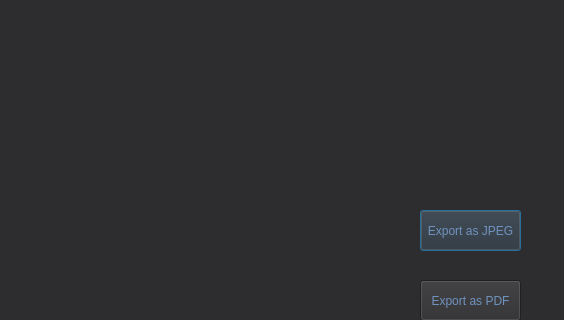
Above: CacheSimulator/graphing.ui from RoboticHuman/TheBigCacheOfByteWonderLand before the change; both pictures show x 170 to 734 and y 0 to 320 of the 734 by 488 pixel window. Below: the same form after it.
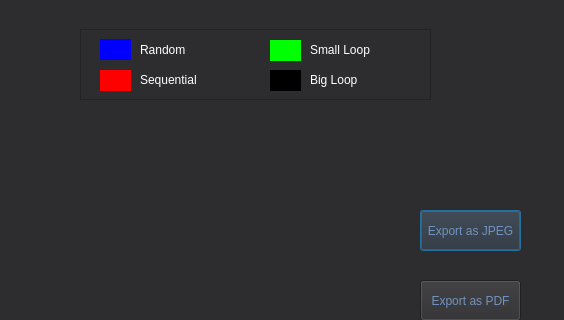
That is the form after the change. Custom widgets are drawn as their Qt base class.

What changed in the file:
```diff
--- a/CacheSimulator/graphing.ui
+++ b/CacheSimulator/graphing.ui
@@ -75,6 +75,162 @@
     <string>Export as PDF</string>
    </property>
   </widget>
+  <widget class="QLabel" name="label_3">
+   <property name="geometry">
+    <rect>
+     <x>270</x>
+     <y>70</y>
+     <width>31</width>
+     <height>21</height>
+    </rect>
+   </property>
+   <property name="styleSheet">
+    <string notr="true">background-color: rgb(255,0,0);</string>
+   </property>
+   <property name="text">
+    <string/>
+   </property>
+  </widget>
+  <widget class="QLabel" name="label_4">
+   <property name="geometry">
+    <rect>
+     <x>440</x>
+     <y>40</y>
+     <width>31</width>
+     <height>21</height>
+    </rect>
+   </property>
+   <property name="styleSheet">
+    <string notr="true">background-color: rgb(0,255, 0);</string>
+   </property>
+   <property name="text">
+    <string/>
+   </property>
+  </widget>
+  <widget class="QLabel" name="label_5">
+   <property name="geometry">
+    <rect>
+     <x>440</x>
+     <y>70</y>
+     <width>31</width>
+     <height>21</height>
+    </rect>
+   </property>
+   <property name="styleSheet">
+    <string notr="true">background-color: rgb(0, 0, 0);</string>
+   </property>
+   <property name="text">
+    <string/>
+   </property>
+  </widget>
+  <widget class="QFrame" name="frame">
+   <property name="geometry">
+    <rect>
+     <x>250</x>
+     <y>29</y>
+     <width>351</width>
+     <height>71</height>
+    </rect>
+   </property>
+   <property name="frameShape">
+    <enum>QFrame::StyledPanel</enum>
+   </property>
+   <property name="frameShadow">
+    <enum>QFrame::Raised</enum>
+   </property>
+   <widget class="QLabel" name="label_2">
+    <property name="geometry">
+     <rect>
+      <x>20</x>
+      <y>10</y>
+      <width>31</width>
+      <height>21</height>
+     </rect>
+    </property>
+    <property name="styleSheet">
+     <string notr="true">background-color: rgb(0, 0, 255);</string>
+    </property>
+    <property name="text">
+     <string/>
+    </property>
+   </widget>
+   <widget class="QLabel" name="label_6">
+    <property name="geometry">
+     <rect>
+      <x>60</x>
+      <y>10</y>
+      <width>71</width>
+      <height>21</height>
+     </rect>
+    </property>
+    <property name="styleSheet">
+     <string notr="true">color: rgb(255, 255, 255);
+font: 8pt &quot;Verdana&quot;;</string>
+    </property>
+    <property name="text">
+     <string>Random</string>
+    </property>
+   </widget>
+   <widget class="QLabel" name="label_7">
+    <property name="geometry">
+     <rect>
+      <x>60</x>
+      <y>40</y>
+      <width>71</width>
+      <height>21</height>
+     </rect>
+    </property>
+    <property name="styleSheet">
+     <string notr="true">color: rgb(255, 255, 255);
+font: 8pt &quot;Verdana&quot;;</string>
+    </property>
+    <property name="text">
+     <string>Sequential</string>
+    </property>
+   </widget>
+   <widget class="QLabel" name="label_8">
+    <property name="geometry">
+     <rect>
+      <x>230</x>
+      <y>10</y>
+      <width>71</width>
+      <height>21</height>
+     </rect>
+    </property>
+    <property name="styleSheet">
+     <string notr="true">color: rgb(255, 255, 255);
+font: 8pt &quot;Verdana&quot;;</string>
+    </property>
+    <property name="text">
+     <string>Small Loop</string>
+    </property>
+   </widget>
+   <widget class="QLabel" name="label_9">
+    <property name="geometry">
+     <rect>
+      <x>230</x>
+      <y>40</y>
+      <width>71</width>
+      <height>21</height>
+     </rect>
+    </property>
+    <property name="styleSheet">
+     <string notr="true">color: rgb(255, 255, 255);
+font: 8pt &quot;Verdana&quot;;</string>
+    </property>
+    <property name="text">
+     <string>Big Loop</string>
+    </property>
+   </widget>
+  </widget>
+  <zorder>frame</zorder>
+  <zorder>customPlot</zorder>
+  <zorder>label</zorder>
+  <zorder>pushButton</zorder>
+  <zorder>pushButton_2</zorder>
+  <zorder>label_3</zorder>
+  <zorder>label_4</zorder>
+  <zorder>label_5</zorder>
  </widget>
  <customwidgets>
   <customwidget>
```
